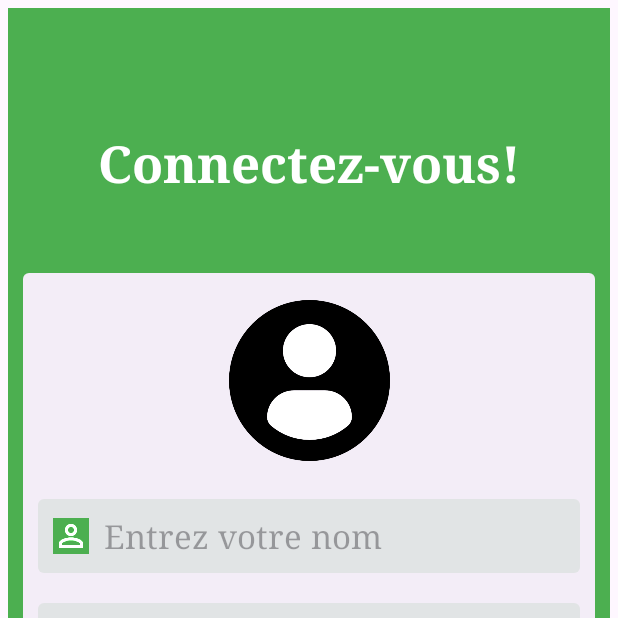
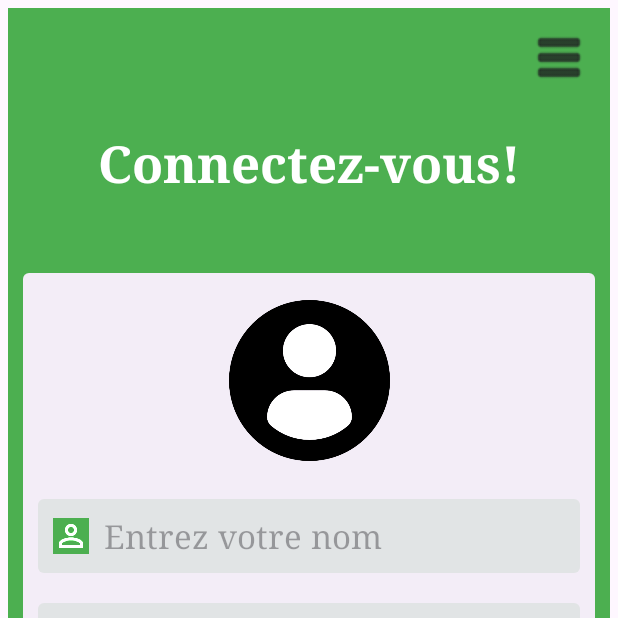
Before and after one commit to WarperSanPlus/PFI-Mobile1, an Android app: the screen it shows after launch (LoginActivity), on a phone screen of 412 x 824 dp, the top half of it. Run offline under Robolectric (Android 15) with nearby library versions, the light colour scheme and no system bars.

Commit message:
Update 29/11/2023 v3

```diff
--- a/app/src/main/res/layout/activity_login.xml
+++ b/app/src/main/res/layout/activity_login.xml
@@ -25,6 +25,19 @@
         app:layout_constraintStart_toStartOf="parent"
         app:layout_constraintTop_toTopOf="parent"
         tools:ignore="TextContrastCheck" />
+
+    <ImageButton
+        android:id="@+id/login_menuBtn"
+        android:layout_width="wrap_content"
+        android:layout_height="wrap_content"
+        android:layout_gravity="end"
+        android:layout_marginTop="10dp"
+        android:layout_marginEnd="10dp"
+        android:background="@drawable/icone_menu"
+        android:backgroundTint="?android:textColorPrimary"
+        app:layout_constraintEnd_toEndOf="parent"
+        app:layout_constraintTop_toTopOf="parent"
+        tools:ignore="ContentDescription,SpeakableTextPresentCheck" />
 
     <androidx.constraintlayout.widget.ConstraintLayout
         android:id="@+id/login_layout"
--- a/app/src/main/res/values/strings.xml
+++ b/app/src/main/res/values/strings.xml
@@ -2,7 +2,6 @@
     <string name="app_name">PFI</string>
     <string name="placeholder" translatable="false">PLACEHOLDER</string>
 
-    <string name="retour_txt">RETOUR</string>
     <string name="show_details">Afficher les détails</string>
 
     <!-- NAVIGATION BAR -->
@@ -104,4 +103,5 @@
 
     <!-- PRODUCT PREVIEW -->
     <string name="article_quantity_remaining">Il reste ${0} en stock.</string>
+    <string name="retour_txt">RETOUR</string>
 </resources>
```
Also changed, not shown: app/src/main/java/com/example/pfi/Activities/LoginActivity.java (+64 -0 lines).
